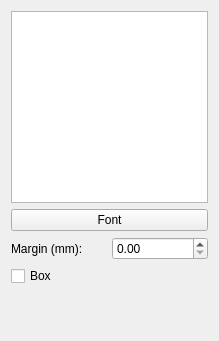
The window that src/ui/qgscomposerlabelwidgetbase.ui (stopa85/Quantum-GIS) describes before a commit, drawn with Qt 5.
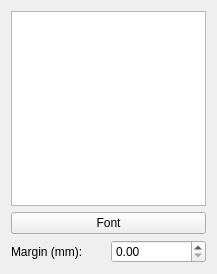
The same window after the commit.

Commit message: Changed composer label widget to embed composer item widget

The edit to the form file:
```diff
--- a/src/ui/qgscomposerlabelwidgetbase.ui
+++ b/src/ui/qgscomposerlabelwidgetbase.ui
@@ -6,7 +6,7 @@
     <x>0</x>
     <y>0</y>
     <width>217</width>
-    <height>341</height>
+    <height>274</height>
    </rect>
   </property>
   <property name="sizePolicy" >
@@ -49,29 +49,6 @@
    <item row="2" column="1" >
     <widget class="QDoubleSpinBox" name="mMarginDoubleSpinBox" />
    </item>
-   <item row="3" column="0" colspan="2" >
-    <widget class="QCheckBox" name="mBoxCheckBox" >
-     <property name="text" >
-      <string>Box</string>
-     </property>
-    </widget>
-   </item>
-   <item row="4" column="0" colspan="2" >
-    <spacer>
-     <property name="orientation" >
-      <enum>Qt::Vertical</enum>
-     </property>
-     <property name="sizeType" >
-      <enum>QSizePolicy::Expanding</enum>
-     </property>
-     <property name="sizeHint" >
-      <size>
-       <width>197</width>
-       <height>31</height>
-      </size>
-     </property>
-    </spacer>
-   </item>
   </layout>
  </widget>
  <layoutdefault spacing="6" margin="11" />
```
Left out of the diff: 1 changed line with no effect on the pictures. The commit also changes 3 other files.
